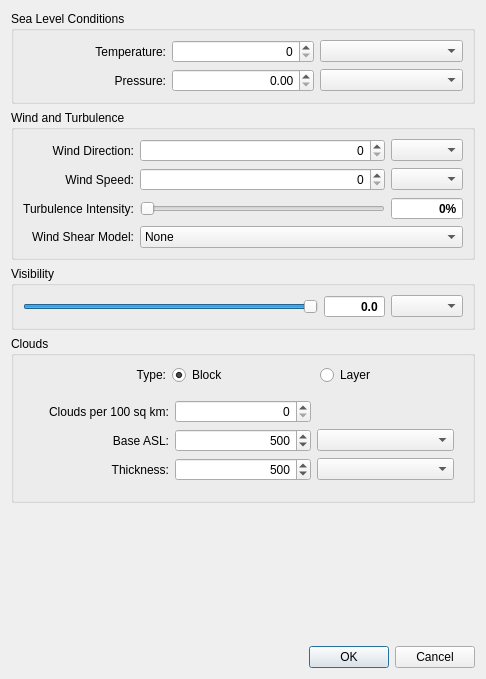
marek-cel/mscsim-cc0, file src/gui/DialogEnvr.ui: the form before one commit.
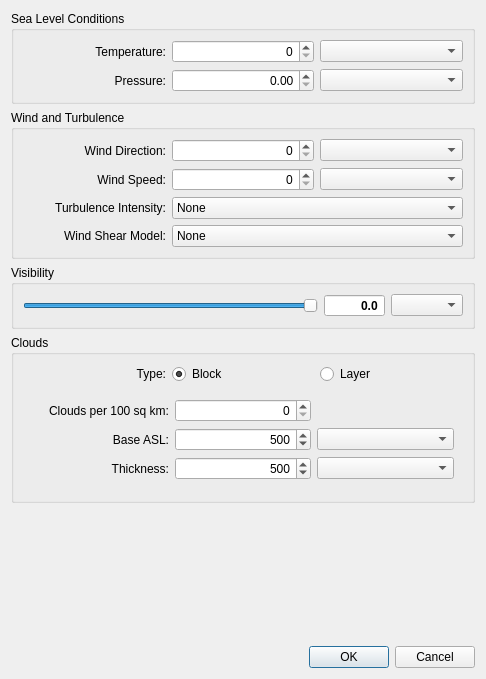
The form after the commit. Custom widgets are drawn as their Qt base class.

```diff
--- a/src/gui/DialogEnvr.ui
+++ b/src/gui/DialogEnvr.ui
@@ -98,50 +98,12 @@
         </property>
        </widget>
       </item>
-      <item row="2" column="1">
-       <widget class="QSlider" name="sliderTurbulence">
-        <property name="maximum">
-         <number>100</number>
-        </property>
-        <property name="orientation">
-         <enum>Qt::Horizontal</enum>
-        </property>
-       </widget>
-      </item>
       <item row="0" column="2">
        <widget class="ComboUnitsAngle" name="comboWindDir"/>
       </item>
       <item row="1" column="2">
        <widget class="ComboUnitsVelocity" name="comboWindSpeed"/>
       </item>
-      <item row="2" column="2">
-       <widget class="QSpinBox" name="spinBoxTurbulence">
-        <property name="font">
-         <font>
-          <weight>75</weight>
-          <bold>true</bold>
-         </font>
-        </property>
-        <property name="focusPolicy">
-         <enum>Qt::NoFocus</enum>
-        </property>
-        <property name="alignment">
-         <set>Qt::AlignRight|Qt::AlignTrailing|Qt::AlignVCenter</set>
-        </property>
-        <property name="readOnly">
-         <bool>true</bool>
-        </property>
-        <property name="buttonSymbols">
-         <enum>QAbstractSpinBox::NoButtons</enum>
-        </property>
-        <property name="suffix">
-         <string>%</string>
-        </property>
-        <property name="maximum">
-         <number>100</number>
-        </property>
-       </widget>
-      </item>
       <item row="3" column="1" colspan="2">
        <widget class="QComboBox" name="comboWindShear">
         <item>
@@ -171,6 +133,35 @@
         </item>
        </widget>
       </item>
+      <item row="2" column="1" colspan="2">
+       <widget class="QComboBox" name="comboTurbulence">
+        <item>
+         <property name="text">
+          <string>None</string>
+         </property>
+        </item>
+        <item>
+         <property name="text">
+          <string>Mild</string>
+         </property>
+        </item>
+        <item>
+         <property name="text">
+          <string>Moderate</string>
+         </property>
+        </item>
+        <item>
+         <property name="text">
+          <string>Severe</string>
+         </property>
+        </item>
+        <item>
+         <property name="text">
+          <string>Extreme</string>
+         </property>
+        </item>
+       </widget>
+      </item>
      </layout>
     </widget>
    </item>
```
Left out of the diff: 7 changed lines with no effect on the pictures.
